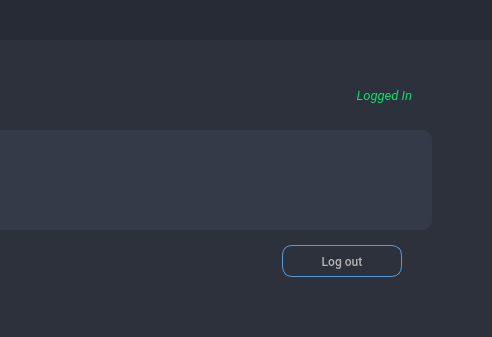
This is mainUI.ui in sandeepbhaskar14/AI-Personalized-Learning-Desktop-Application as Qt 5 draws it before an edit; both pictures show x 781 to 1273 and y 0 to 337 of the 1390 by 759 pixel window. The edited form follows.
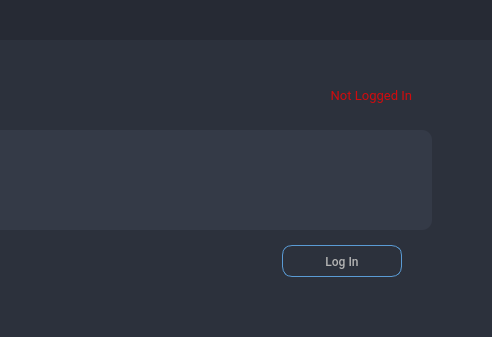
This is the edited form. The open tabs and pages were chosen to show the change. Icons and pictures are not drawn. Custom widgets are drawn as their Qt base class.

What changed in the file:
```diff
--- a/mainUI.ui
+++ b/mainUI.ui
@@ -2851,19 +2851,13 @@
                                     <font>
                                      <family>Roboto</family>
                                      <pointsize>10</pointsize>
-                                     <weight>50</weight>
-                                     <italic>true</italic>
-                                     <bold>false</bold>
                                     </font>
                                    </property>
                                    <property name="styleSheet">
-                                    <string notr="true">color:rgb(180, 180, 180);
-background:transparent;
-font:italic;
-color:rgb(0, 225, 109)</string>
+                                    <string notr="true">color: rgba(255, 0, 0, 200);</string>
                                    </property>
                                    <property name="text">
-                                    <string>Logged In</string>
+                                    <string> Not Logged In</string>
                                    </property>
                                    <property name="alignment">
                                     <set>Qt::AlignRight|Qt::AlignTrailing|Qt::AlignVCenter</set>
@@ -3026,7 +3020,7 @@
 }</string>
                                       </property>
                                       <property name="text">
-                                       <string>Log out</string>
+                                       <string>Log In</string>
                                       </property>
                                      </widget>
                                     </item>
```
